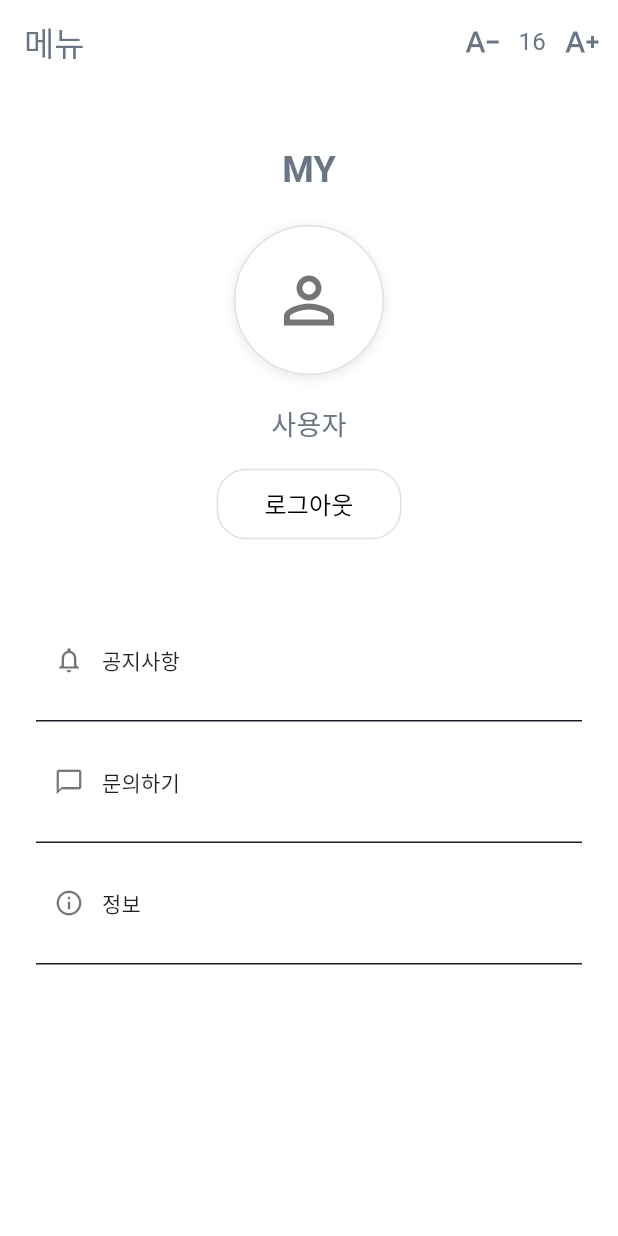
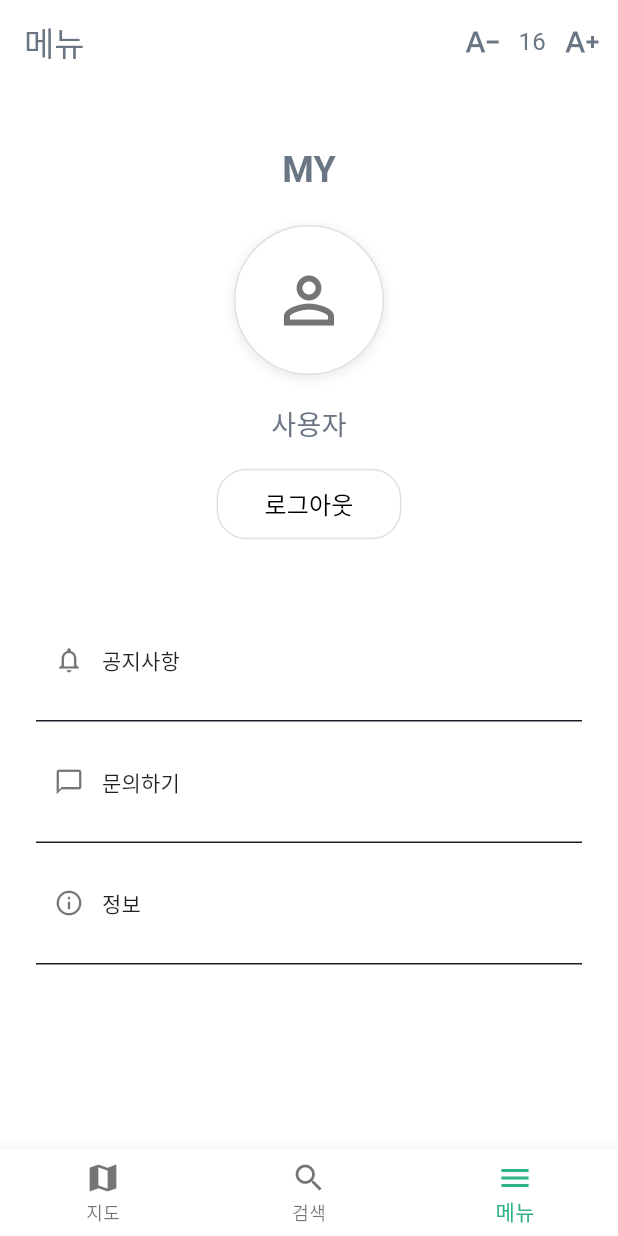
Before and after one commit to kit-kitHub/Facilities_Info-Frontend, a Flutter app: the LoginPage screen opened directly, after a tap on "로그인", after a tap on the "arrow back" icon, on a phone screen of 412 x 824 dp. Run offline on Flutter 3.47's test engine with Material 3 defaults, Android fonts, the phone set to English and light mode, and no system bars; our stand-ins replace device_info_plus, flutter_dotenv, flutter_html, flutter_secure_storage, geocoding, geolocator and 3 more; missing offline and left inert: kakao_map_plugin, mailer; accounts and stored records are empty; network calls fail; Roboto replaces fonts that are missing (KoddiUDOnGothic).

Commit message:
[UPDATE] 이전 페이지로 이동 시, 그냥 메뉴 페이지로 이동하도록 수정

```diff
--- a/lib/src/home.dart
+++ b/lib/src/home.dart
@@ -1,21 +1,23 @@
 import 'package:flutter/material.dart';
 
-import '/src/map.dart';
-import '/src/search.dart';
-import '/src/menu.dart';
+import 'package:facilities_info/src/map.dart';
+import 'package:facilities_info/src/search.dart';
+import 'package:facilities_info/src/menu.dart';
 
-import '/src/RecentSearchScreen.dart';
+import 'package:facilities_info/src/RecentSearchScreen.dart';
 
 
 class HomeScreen extends StatefulWidget {
-  const HomeScreen({super.key});
+  final int currentIndex;
+
+  const HomeScreen({Key? key, this.currentIndex = 0}) : super(key: key);
 
   @override
   _HomeScreenState createState() => _HomeScreenState();
 }
 
 class _HomeScreenState extends State<HomeScreen> {
-  int _currentIndex = 0;
+  late int _currentIndex;
 
   final List<Widget> _screens = [
     const MapScreen() ,
@@ -28,6 +30,12 @@ class _HomeScreenState extends State<HomeScreen> {
     const BottomNavigationBarItem(label: '검색', icon: Icon(Icons.search),),
     const BottomNavigationBarItem(label: '메뉴', icon: Icon(Icons.menu),),
   ];
+
+  @override
+  void initState() {
+    super.initState();
+    _currentIndex = widget.currentIndex;
+  }
 
   @override
   Widget build(BuildContext context) {
--- a/lib/src/menuSubPage/login.dart
+++ b/lib/src/menuSubPage/login.dart
@@ -1,7 +1,6 @@
 import 'package:flutter/material.dart';
 
 import 'package:facilities_info/src/home.dart';
-import 'package:facilities_info/src/menu.dart';
 import 'package:facilities_info/src/menuSubPage/register.dart';
 
 import 'package:facilities_info/Controller/authController.dart';
@@ -58,7 +57,7 @@ class _LoginPageState extends State<LoginPage> {
 
         Navigator.push(
             context,
-            MaterialPageRoute(builder: (context) => HomeScreen())
+            MaterialPageRoute(builder: (context) => const HomeScreen())
         );
 
       } else if (result == "Invalid password") {
@@ -95,7 +94,7 @@ class _LoginPageState extends State<LoginPage> {
           onPressed: () {
             Navigator.pushAndRemoveUntil(
               context,
-              MaterialPageRoute(builder: (context) => const MenuScreen()), // MenuScreen으로 이동
+              MaterialPageRoute(builder: (context) => const HomeScreen(currentIndex: 2)), // HomeScreen으로 이동
                   (route) => false, // 이전 스택 제거
             );
           },
```
